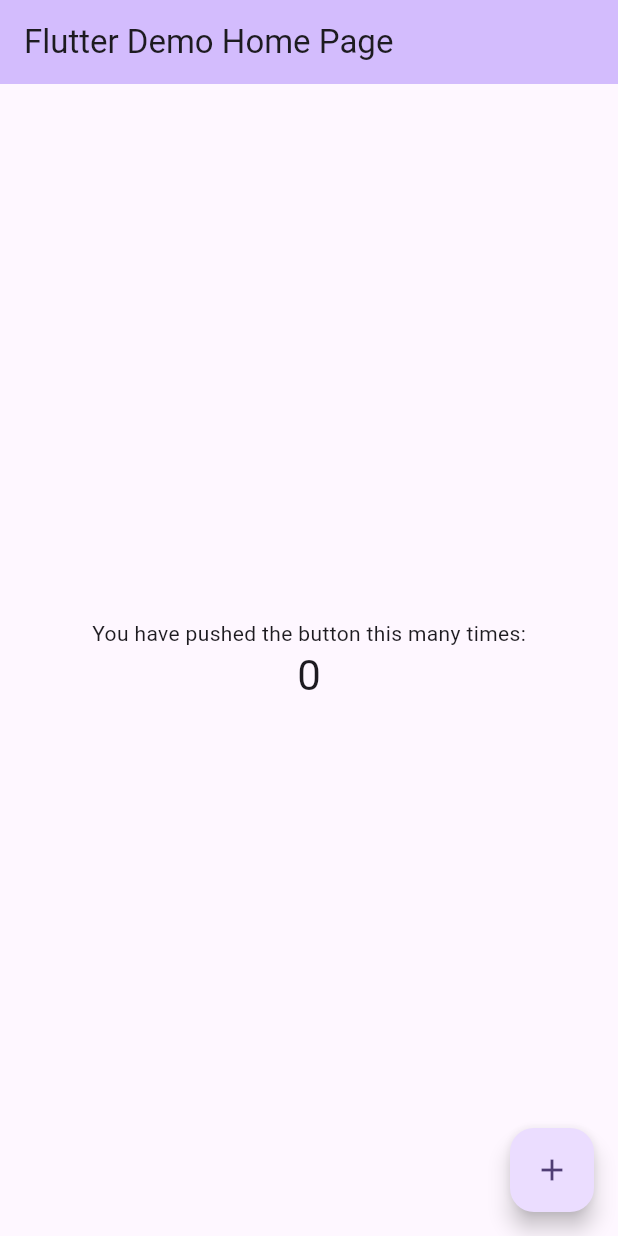
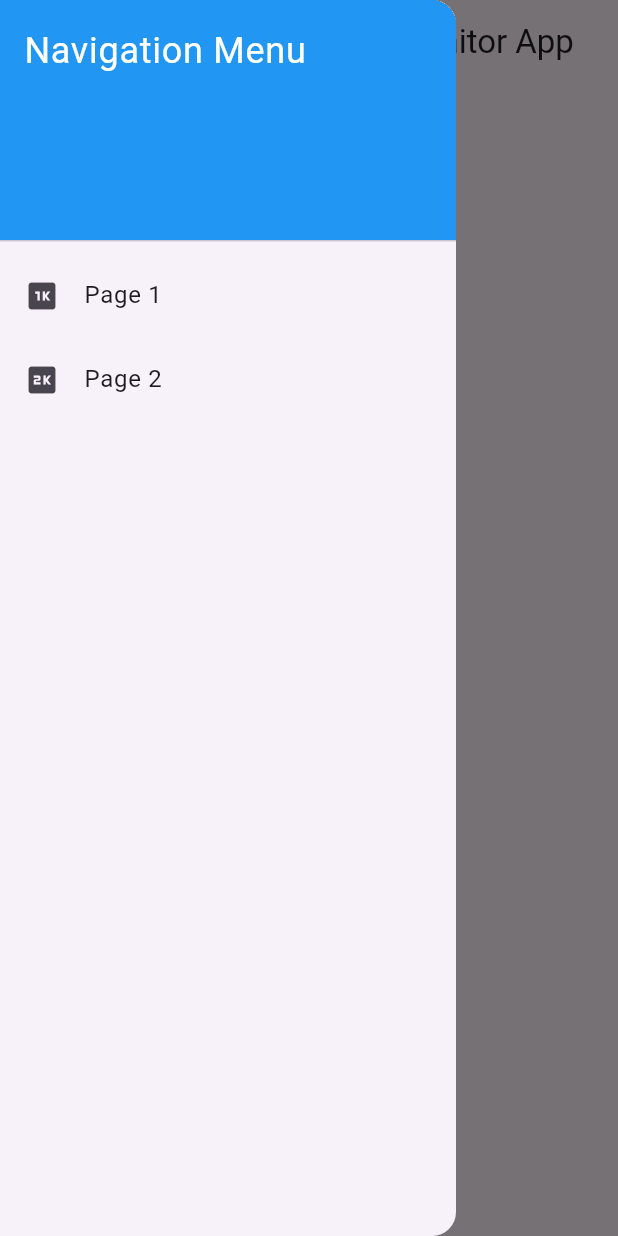
Before and after one commit to Mirackzlyz/beacon_config_flutter, a Flutter app: the screen it shows after launch, with the side drawer open (before the commit the screen has no drawer), on a phone screen of 412 x 824 dp. Run offline on Flutter 3.47's test engine with Material 3 defaults, Android fonts, the phone set to English and light mode, and no system bars.

Commit message:
base pages are added

```diff
--- a/lib/main.dart
+++ b/lib/main.dart
@@ -1,52 +1,70 @@
 import 'package:flutter/material.dart';
+import 'page1.dart'; // Ensure this file defines a Page1 class
+import 'page2.dart'; // Ensure this file defines a Page2 class
 
 void main() {
-  runApp(const MyApp());
+  runApp(MyApp());
 }
 
 class MyApp extends StatelessWidget {
-  const MyApp({super.key});
-
-  // This widget is the root of your application.
   @override
   Widget build(BuildContext context) {
     return MaterialApp(
       title: 'Flutter Demo',
       theme: ThemeData(
-        // This is the theme of your application.
-        //
-        // TRY THIS: Try running your application with "flutter run". You'll see
-        // the application has a purple toolbar. Then, without quitting the app,
-        // try changing the seedColor in the colorScheme below to Colors.green
-        // and then invoke "hot reload" (save your changes or press the "hot
-        // reload" button in a Flutter-supported IDE, or press "r" if you used
-        // the command line to start the app).
-        //
-        // Notice that the counter didn't reset back to zero; the application
-        // state is not lost during the reload. To reset the state, use hot
-        // restart instead.
-        //
-        // This works for code too, not just values: Most code changes can be
-        // tested with just a hot reload.
-        colorScheme: ColorScheme.fromSeed(seedColor: Colors.deepPurple),
-        useMaterial3: true,
+        primarySwatch: Colors.blue,
       ),
-      home: const MyHomePage(title: 'Flutter Demo Home Page'),
+      home: MyHomePage(title: 'Beacon Config and Monitor App'),
+    );
+  }
+}
+
+//define a custom drawer to used in all pages
+class CustomDrawer extends StatelessWidget {
+  @override
+  Widget build(BuildContext context) {
+    return Drawer(
+      child: ListView(
+        padding: EdgeInsets.zero,
+        children: <Widget>[
+          DrawerHeader(
+            decoration: BoxDecoration(
+              color: Colors.blue,
+            ),
+            child: Text(
+              'Navigation Menu',
+              style: TextStyle(
+                color: Colors.white,
+                fontSize: 24,
+              ),
+            ),
+          ),
+          ListTile(
+            leading: Icon(Icons.one_k),
+            title: Text('Page 1'),
+            onTap: () {
+              Navigator.of(context).pushReplacement(
+                MaterialPageRoute(builder: (context) => Page1()),
+              );
+            },
+          ),
+          ListTile(
+            leading: Icon(Icons.two_k),
+            title: Text('Page 2'),
+            onTap: () {
+              Navigator.of(context).pushReplacement(
+                MaterialPageRoute(builder: (context) => Page2()),
+              );
+            },
+          ),
+        ],
+      ),
     );
   }
 }
 
 class MyHomePage extends StatefulWidget {
   const MyHomePage({super.key, required this.title});
-
-  // This widget is the home page of your application. It is stateful, meaning
-  // that it has a State object (defined below) that contains fields that affect
-  // how it looks.
-
-  // This class is the configuration for the state. It holds the values (in this
-  // case the title) provided by the parent (in this case the App widget) and
-  // used by the build method of the State. Fields in a Widget subclass are
-  // always marked "final".
 
   final String title;
 
@@ -55,71 +73,135 @@ class MyHomePage extends StatefulWidget {
 }
 
 class _MyHomePageState extends State<MyHomePage> {
-  int _counter = 0;
+  @override
+  Widget build(BuildContext context) {
+    return Scaffold(
+      appBar: AppBar(
+        title: Text(widget.title),
+      ),
+      drawer: CustomDrawer(),
+      body: Center(
+        child: Text('Main Page'),
+      ),
+    );
+  }
+}
 
-  void _incrementCounter() {
-    setState(() {
-      // This call to setState tells the Flutter framework that something has
-      // changed in this State, which causes it to rerun the build method below
-      // so that the display can reflect the updated values. If we changed
-      // _counter without calling setState(), then the build method would not be
-      // called again, and so nothing would appear to happen.
-      _counter++;
-    });
-  }
+
+
+class Page1 extends StatefulWidget {
+  @override
+  _Page1State createState() => _Page1State();
+}
+
+class _Page1State extends State<Page1> {
+  final TextEditingController _controller1 = TextEditingController();
+  final TextEditingController _controller2 = TextEditingController();
+  String dropdownValue = 'One';
 
   @override
   Widget build(BuildContext context) {
-    // This method is rerun every time setState is called, for instance as done
-    // by the _incrementCounter method above.
-    //
-    // The Flutter framework has been optimized to make rerunning build methods
-    // fast, so that you can just rebuild anything that needs updating rather
-    // than having to individually change instances of widgets.
     return Scaffold(
       appBar: AppBar(
-        // TRY THIS: Try changing the color here to a specific color (to
-        // Colors.amber, perhaps?) and trigger a hot reload to see the AppBar
-        // change color while the other colors stay the same.
-        backgroundColor: Theme.of(context).colorScheme.inversePrimary,
-        // Here we take the value from the MyHomePage object that was created by
-        // the App.build method, and use it to set our appbar title.
-        title: Text(widget.title),
+        title: Text('Page 1'),
       ),
+      drawer: CustomDrawer(),
       body: Center(
-        // Center is a layout widget. It takes a single child and positions it
-        // in the middle of the parent.
         child: Column(
-          // Column is also a layout widget. It takes a list of children and
-          // arranges them vertically. By default, it sizes itself to fit its
-          // children horizontally, and tries to be as tall as its parent.
-          //
-          // Column has various properties to control how it sizes itself and
-          // how it positions its children. Here we use mainAxisAlignment to
-          // center the children vertically; the main axis here is the vertical
-          // axis because Columns are vertical (the cross axis would be
-          // horizontal).
-          //
-          // TRY THIS: Invoke "debug painting" (choose the "Toggle Debug Paint"
-          // action in the IDE, or press "p" in the console), to see the
-          // wireframe for each widget.
           mainAxisAlignment: MainAxisAlignment.center,
           children: <Widget>[
-            const Text(
-              'You have pushed the button this many times:',
+            Row(
+              children: [
+                Expanded(
+                  child: TextFormField(
+                    controller: _controller1,
+                    decoration: InputDecoration(
+                      hintText: 'Enter something',
+                    ),
+                  ),
+                ),
+                ElevatedButton(
+                  onPressed: () {
+                    // Handle the button press
+                  },
+                  child: Text('Button 1'),
+                ),
+              ],
             ),
-            Text(
-              '$_counter',
-              style: Theme.of(context).textTheme.headlineMedium,
+            Row(
+              children: [
+                Expanded(
+                  child: TextFormField(
+                    controller: _controller2,
+                    decoration: InputDecoration(
+                      hintText: 'Enter something else',
+                    ),
+                  ),
+                ),
+                ElevatedButton(
+                  onPressed: () {
+                    // Handle the button press
+                  },
+                  child: Text('Button 2'),
+                ),
+              ],
+            ),
+            DropdownButton<String>(
+              value: dropdownValue,
+              onChanged: (String? newValue) {
+                setState(() {
+                  dropdownValue = newValue!;
+                });
+              },
+              items: <String>['One', 'Two', 'Three', 'Four']
+                  .map<DropdownMenuItem<String>>((String value) {
+                return DropdownMenuItem<String>(
+                  value: value,
+                  child: Text(value),
+                );
+              }).toList(),
+            ),
+            Row(
+              mainAxisAlignment: MainAxisAlignment.spaceEvenly,
+              children: [
+                ElevatedButton(
+                  onPressed: () {
+                    // Handle the first button press
+                  },
+                  child: Text('Spinner Button 1'),
+                ),
+                ElevatedButton(
+                  onPressed: () {
+                    // Handle the second button press
+                  },
+                  child: Text('Spinner Button 2'),
+                ),
+              ],
             ),
           ],
         ),
       ),
-      floatingActionButton: FloatingActionButton(
-        onPressed: _incrementCounter,
-        tooltip: 'Increment',
-        child: const Icon(Icons.add),
-      ), // This trailing comma makes auto-formatting nicer for build methods.
     );
   }
 }
+
+class Page2 extends StatefulWidget {
+  @override
+  _Page2State createState() => _Page2State();
+}
+
+class _Page2State extends State<Page2> {
+  //empty page
+  @override
+  Widget build(BuildContext context) {
+    return Scaffold(
+      appBar: AppBar(
+        title: Text('Page 2'),
+      ),
+      drawer: CustomDrawer(),
+      body: Center(
+        child: Text('Page 2'),
+      ),
+    );
+  }
+}
--- /dev/null
+++ b/lib/page1.dart
@@ -0,0 +1 @@
+// TODO Implement this library.
--- /dev/null
+++ b/lib/page2.dart
@@ -0,0 +1 @@
+// TODO Implement this library.
```
